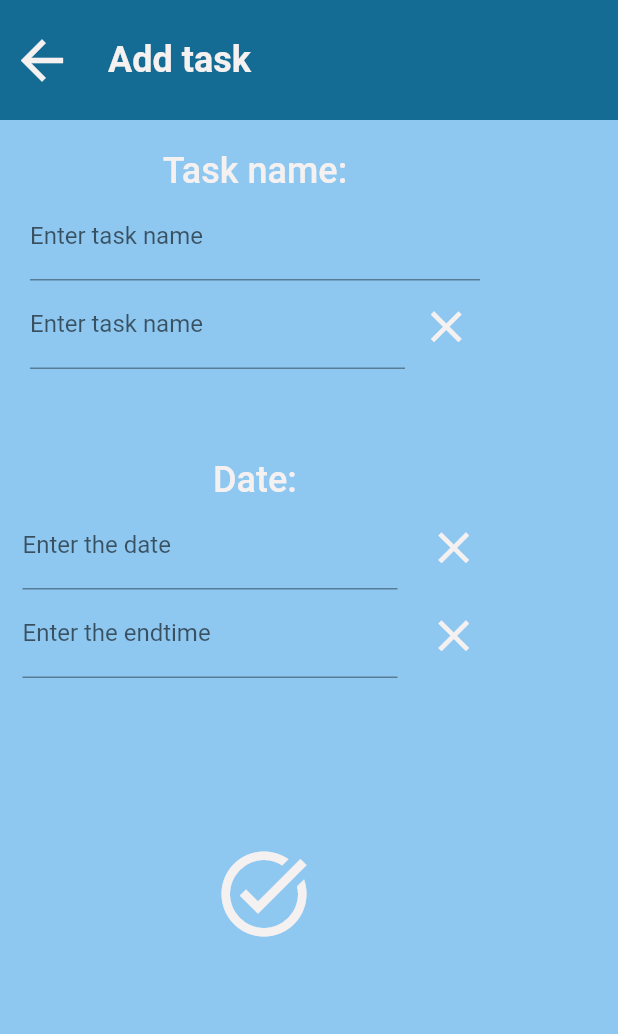
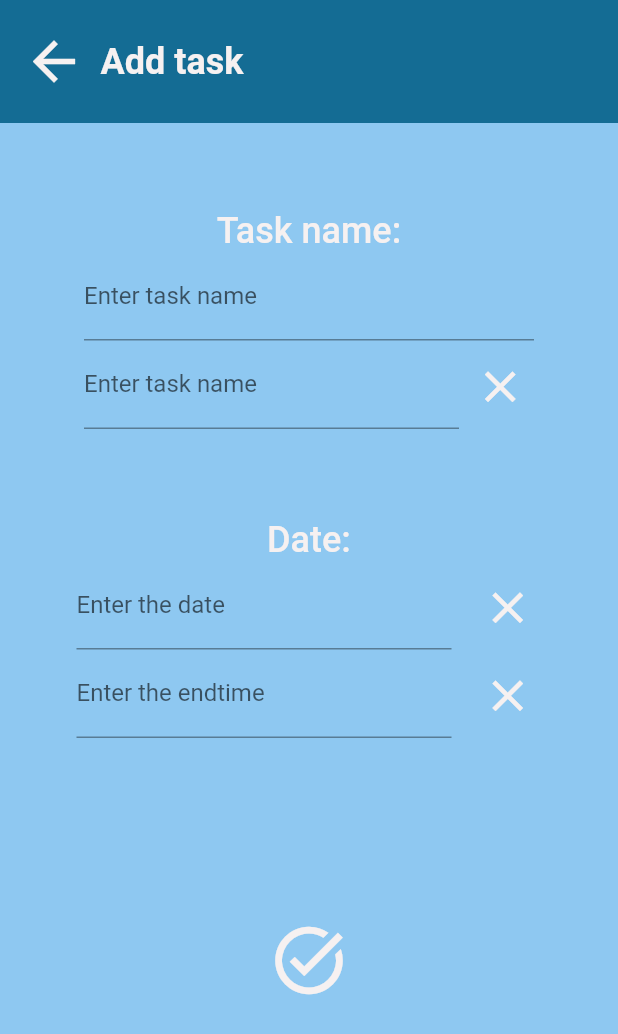
Before and after one commit to PiuPauxD/to_do, a Flutter app: the AddScreen screen opened directly, on a phone screen of 412 x 824 dp. Shown: the top 1034 px of the screen. Run offline on Flutter 3.47's test engine with Material 2 defaults, Android fonts, the phone set to English and light mode, and no system bars; our stand-ins replace google_nav_bar, table_calendar.

Commit message:
fixed AddScreen

```diff
--- a/lib/Screens/AddScreen.dart
+++ b/lib/Screens/AddScreen.dart
@@ -15,46 +15,71 @@ class _AddScreenState extends State<AddScreen> {
   Widget build(BuildContext context) {
     return Scaffold(
       backgroundColor: const Color.fromARGB(255, 142, 200, 241),
-      appBar: AppBar(
-        backgroundColor: Color.fromARGB(255, 20, 108, 148),
-        toolbarHeight: 80,
-        elevation: 0,
-        leading: GestureDetector(
-          onTap: () {
-            setState(() {
-              Navigator.push(
-                context,
-                MaterialPageRoute(
-                  builder: ((context) => NavBar()),
-                ),
-              );
-            });
-          },
-          child: Icon(
-            Icons.arrow_back_outlined,
-            color: Color.fromARGB(255, 246, 241, 241),
-            size: 42,
-          ),
-        ),
-        title: const Text(
-          'Add task',
-          style: TextStyle(
-            color: Color.fromARGB(255, 246, 241, 241),
-            fontSize: 24,
-            fontWeight: FontWeight.w600,
-          ),
-        ),
-      ),
       body: SafeArea(
         child: Stack(
           alignment: AlignmentDirectional.center,
           children: [
-            MainContainer(),
+            backgroundContainer(context),
+            Positioned(
+              top: 120,
+              child: MainContainer(),
+            ),
           ],
         ),
       ),
     );
   }
+}
+
+Column backgroundContainer(BuildContext context) {
+  return Column(
+    children: [
+      Container(
+        width: double.infinity,
+        height: 82,
+        decoration: const BoxDecoration(
+          color: Color.fromARGB(255, 20, 108, 148),
+        ),
+        child: Column(
+          children: [
+            Padding(
+              padding: const EdgeInsets.symmetric(horizontal: 15, vertical: 20),
+              child: Row(
+                mainAxisAlignment: MainAxisAlignment.start,
+                crossAxisAlignment: CrossAxisAlignment.center,
+                children: [
+                  GestureDetector(
+                    onTap: () {
+                      Navigator.push(
+                          context,
+                          MaterialPageRoute(
+                              builder: (context) => const NavBar()));
+                    },
+                    child: const Icon(
+                      Icons.arrow_back_outlined,
+                      size: 42,
+                      color: const Color.fromARGB(255, 246, 241, 241),
+                    ),
+                  ),
+                  const Padding(
+                    padding: const EdgeInsets.only(left: 10),
+                  ),
+                  const Text(
+                    'Add task',
+                    style: TextStyle(
+                      fontSize: 24,
+                      fontWeight: FontWeight.w600,
+                      color: Color.fromARGB(255, 246, 241, 241),
+                    ),
+                  ),
+                ],
+              ),
+            ),
+          ],
+        ),
+      ),
+    ],
+  );
 }
 
 Container MainContainer() {
@@ -96,13 +121,13 @@ GestureDetector Save() {
   return GestureDetector(
     onTap: () {},
     child: Container(
-      width: 80,
-      height: 80,
-      alignment: Alignment.bottomRight,
+      width: 100,
+      height: 60,
+      alignment: Alignment.center,
       child: Icon(
+        color: Color.fromARGB(255, 246, 241, 241),
         Icons.task_alt_outlined,
-        size: 68,
-        color: Color.fromARGB(255, 246, 241, 241),
+        size: 54,
       ),
     ),
   );
```
